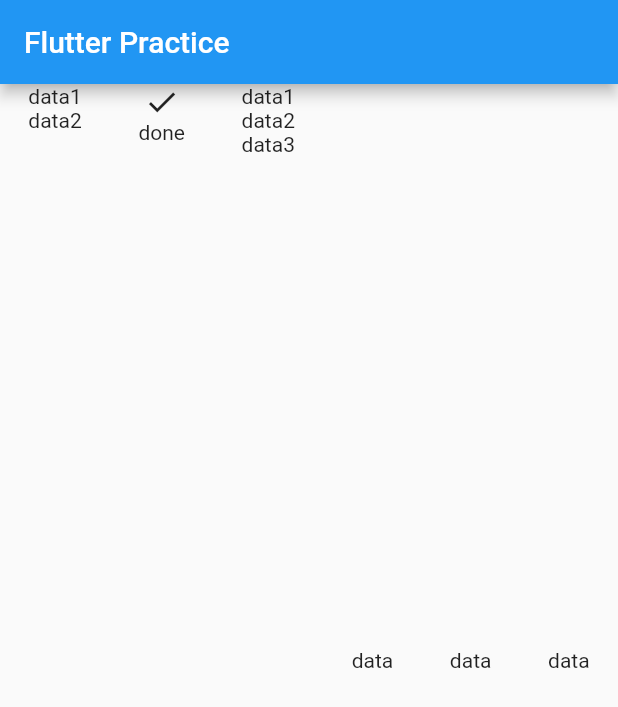
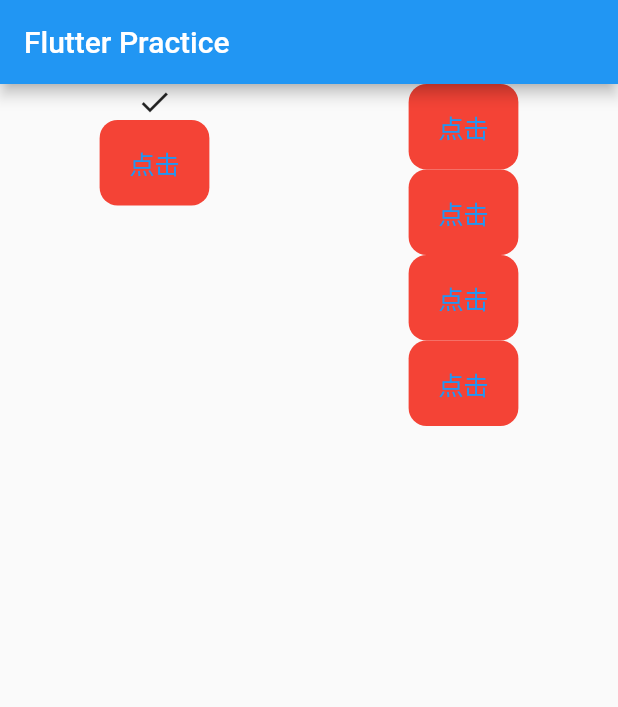
Before and after one commit to catcups/flutter_-practice, a Flutter app: the screen it shows after launch, on a phone screen of 412 x 824 dp. Shown: the top 707 px of the screen. Run offline on Flutter 3.47's test engine with Material 2 defaults, Android fonts, the phone set to English and light mode, and no system bars.

Commit message:
新增 传值

```diff
--- a/lib/main.dart
+++ b/lib/main.dart
@@ -1,9 +1,17 @@
 import 'package:flutter/material.dart';
+import 'package:flutter_practice/Class/one.dart';
 // import 'package:flutter_app/home.dart';
 import 'home.dart';
 import 'mainPage.dart';
 
-void main() => runApp(MyAppC());
+void main() => runApp(
+  MaterialApp(
+    // initialRoute: '/',
+    routes: {
+      '/' : (context){return MyAppC();},
+      '/one' : (context){return PagesOne();}
+    },
+  ));
 
 class MyApp extends StatelessWidget {
   @override
@@ -134,6 +142,23 @@ class MyApp extends StatelessWidget {
   }
 }
 
+class MyAppD extends StatefulWidget {
+  @override
+  _MyAppDState createState()=>_MyAppDState();
+}
+
+class _MyAppDState extends State<MyAppD> {
+  @override
+  Widget build(BuildContext context) {
+    return MaterialApp(
+      title: 'ABC',
+      home: Scaffold(
+        body: Container(color: Colors.red,)
+      ),
+    );
+  }
+}
+
 class MyAppB extends StatelessWidget {
   @override
   Widget build(BuildContext context) {
--- a/lib/mainPage.dart
+++ b/lib/mainPage.dart
@@ -1,11 +1,20 @@
+import 'dart:developer';
+
+import 'package:flutter/cupertino.dart';
 import 'package:flutter/material.dart';
+import 'package:flutter_practice/Class/one.dart';
 
 class MyAppC extends StatelessWidget {
   @override
   Widget build(BuildContext context) {
-    return new MaterialApp(
-      title: 'ABC',
-      home: Scaffold(
+    return new FirstPage();
+  }
+}
+
+class FirstPage extends StatelessWidget {
+  @override
+  Widget build(BuildContext context) {
+      return new Scaffold(
         appBar: AppBar(
           title: Text('Flutter Practice',),
         ),
@@ -14,24 +23,60 @@ class MyAppC extends StatelessWidget {
               mainAxisAlignment: MainAxisAlignment.spaceAround,
               children: <Widget>[
                 Column(children: <Widget>[
-                  Text('data1'),
-                  Text('data2'),
+                  Icon(Icons.done),
+                  new CupertinoButton(
+                  child: Text('点击'),
+                  onPressed: () {
+                    // Navigator.pushNamed(context, '/one');
+                    Navigator.of(context).push(MaterialPageRoute(builder: (context){
+                      return PagesOne(textData: 'zhiPush',);
+                    })).then((value){print(value);});
+                  },
+                  color: Colors.red,
+                ),
                 ],),
                 Column(children: <Widget>[
-                  Icon(Icons.done),
-                  Text('done'),
-                ],),
-                Column(children: <Widget>[
-                  Text('data1'),
-                  Text('data2'),
-                  Text('data3'),
-                ],),
-                const Text('data'),
-                const Text('data'),
-                const Text('data'),
+                  new CupertinoButton(
+                  child: Text('点击'),
+                  onPressed: () {
+                    Navigator.of(context).push(MaterialPageRoute(builder: (context){
+                      return new MaterialApp(
+                        title: '2333',
+                        theme: new ThemeData(primaryColor: Colors.red),
+                        home: new Scaffold(
+                          appBar: new AppBar(title: new Text('233344'),),
+                          floatingActionButton: FloatingActionButton(onPressed: () {
+                             Navigator.pop(context, '233333333');
+                          }),
+                        ),
+                      );
+                    })).then((value){print(value);});
+                  },
+                  color: Colors.red,
+                ),
+                new CupertinoButton(
+                  child: Text('点击'),
+                  onPressed: () {
+                    log('message');
+                  },
+                  color: Colors.red,
+                ),
+                new CupertinoButton(
+                  child: Text('点击'),
+                  onPressed: () {
+                    log('message');
+                  },
+                  color: Colors.red,
+                ),
+                new CupertinoButton(
+                  child: Text('点击'),
+                  onPressed: () {
+                    log('message');
+                  },
+                  color: Colors.red,
+                )])
                 ],
-             ),
-      ),
+          ),
     );
   }
 }
```
Also changed, not shown: lib/Class/one.dart (added, +18 -0 lines).
